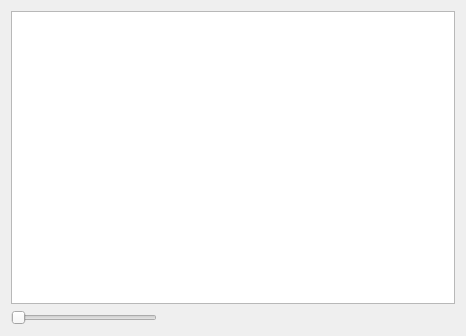
Old version of the form gui/properties.ui in the repository lisp-mirror/eql5.
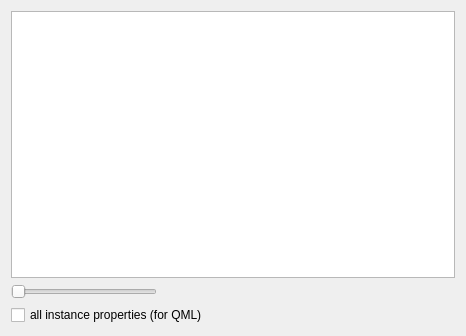
New version of the form.

Commit message: fix function QPROPERTIES*; update docu; extend "gui/properties.lisp" for QML; fix QAPROPOS inverse sorting;

Diff of the .ui file:
```diff
--- a/gui/properties.ui
+++ b/gui/properties.ui
@@ -44,6 +44,13 @@
      </item>
     </layout>
    </item>
+   <item>
+    <widget class="QCheckBox" name="instance_properties">
+     <property name="text">
+      <string>all instance properties (for QML)</string>
+     </property>
+    </widget>
+   </item>
   </layout>
  </widget>
  <resources/>
```
The commit also changes 10 other files.
